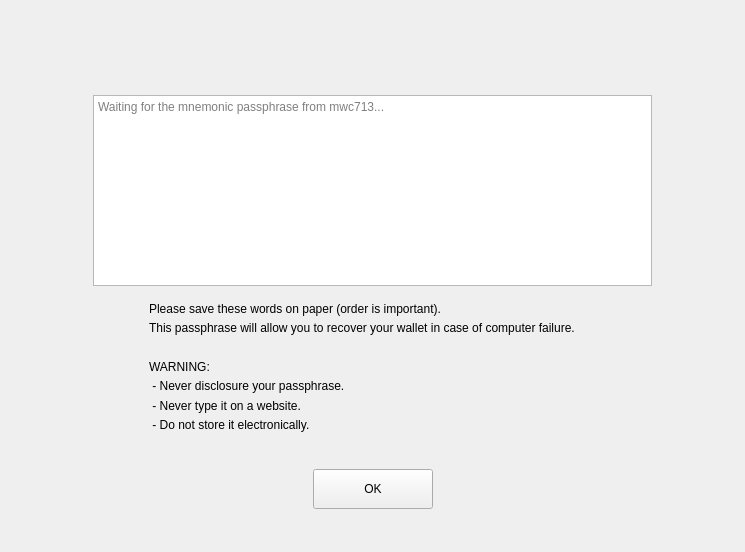
The window that windows_desktop/c_newseed.ui (0xkobe/mwc-wallet) describes before a commit, drawn with Qt 5.
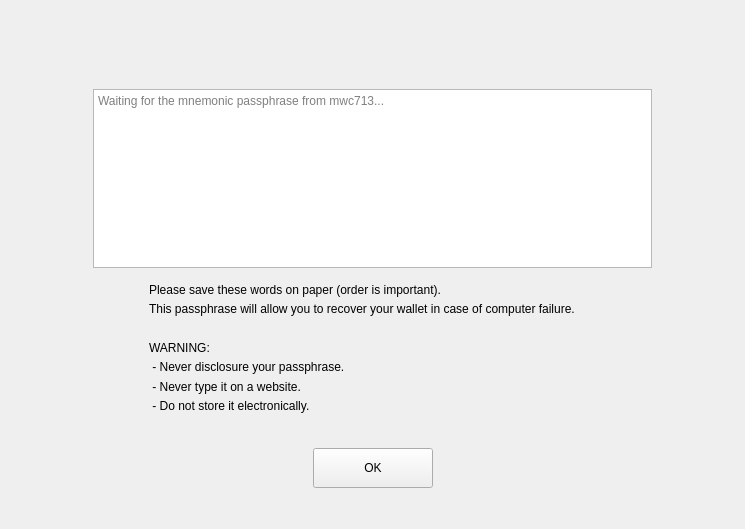
The same window after the commit. Custom widgets are drawn as their Qt base class.

```diff
--- a/windows_desktop/c_newseed.ui
+++ b/windows_desktop/c_newseed.ui
@@ -7,7 +7,7 @@
     <x>0</x>
     <y>0</y>
     <width>745</width>
-    <height>552</height>
+    <height>529</height>
    </rect>
   </property>
   <property name="windowTitle">
@@ -66,8 +66,8 @@
         <string>&lt;!DOCTYPE HTML PUBLIC &quot;-//W3C//DTD HTML 4.0//EN&quot; &quot;http://www.w3.org/TR/REC-html40/strict.dtd&quot;&gt;
 &lt;html&gt;&lt;head&gt;&lt;meta name=&quot;qrichtext&quot; content=&quot;1&quot; /&gt;&lt;style type=&quot;text/css&quot;&gt;
 p, li { white-space: pre-wrap; }
-&lt;/style&gt;&lt;/head&gt;&lt;body style=&quot; font-family:'.SF NS Text'; font-size:13pt; font-weight:400; font-style:normal;&quot;&gt;
-&lt;p style=&quot;-qt-paragraph-type:empty; margin-top:0px; margin-bottom:0px; margin-left:0px; margin-right:0px; -qt-block-indent:0; text-indent:0px;&quot;&gt;&lt;br /&gt;&lt;/p&gt;&lt;/body&gt;&lt;/html&gt;</string>
+&lt;/style&gt;&lt;/head&gt;&lt;body style=&quot; font-family:'.AppleSystemUIFont'; font-size:13pt; font-weight:400; font-style:normal;&quot;&gt;
+&lt;p style=&quot;-qt-paragraph-type:empty; margin-top:0px; margin-bottom:0px; margin-left:0px; margin-right:0px; -qt-block-indent:0; text-indent:0px; font-family:'.SF NS Text';&quot;&gt;&lt;br /&gt;&lt;/p&gt;&lt;/body&gt;&lt;/html&gt;</string>
        </property>
        <property name="acceptRichText">
         <bool>true</bool>
```
